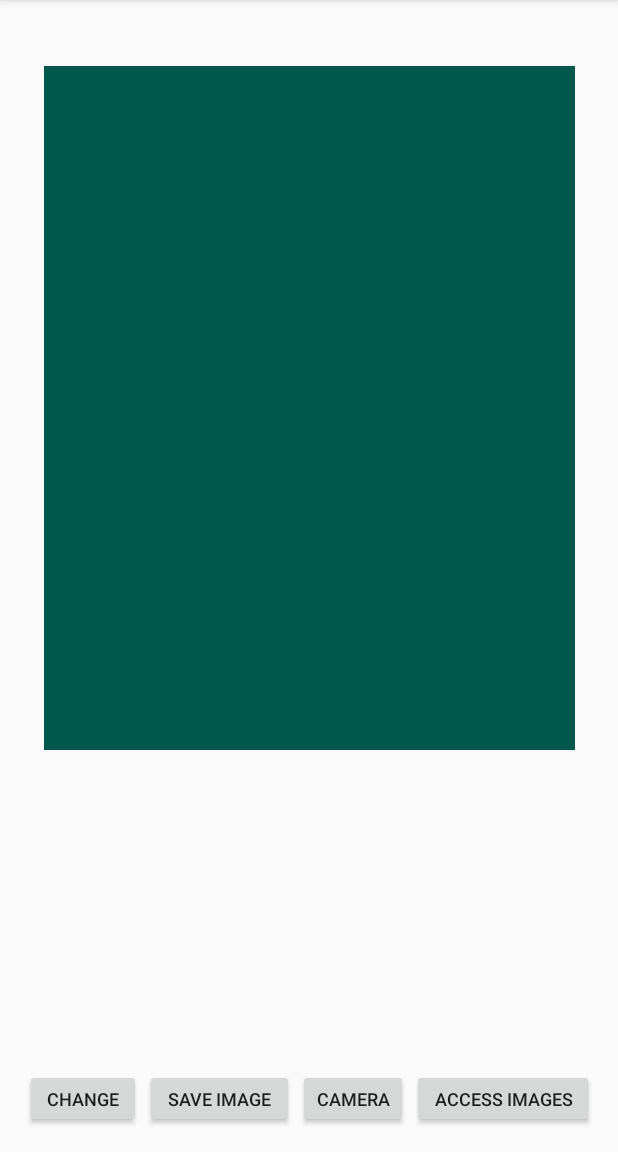
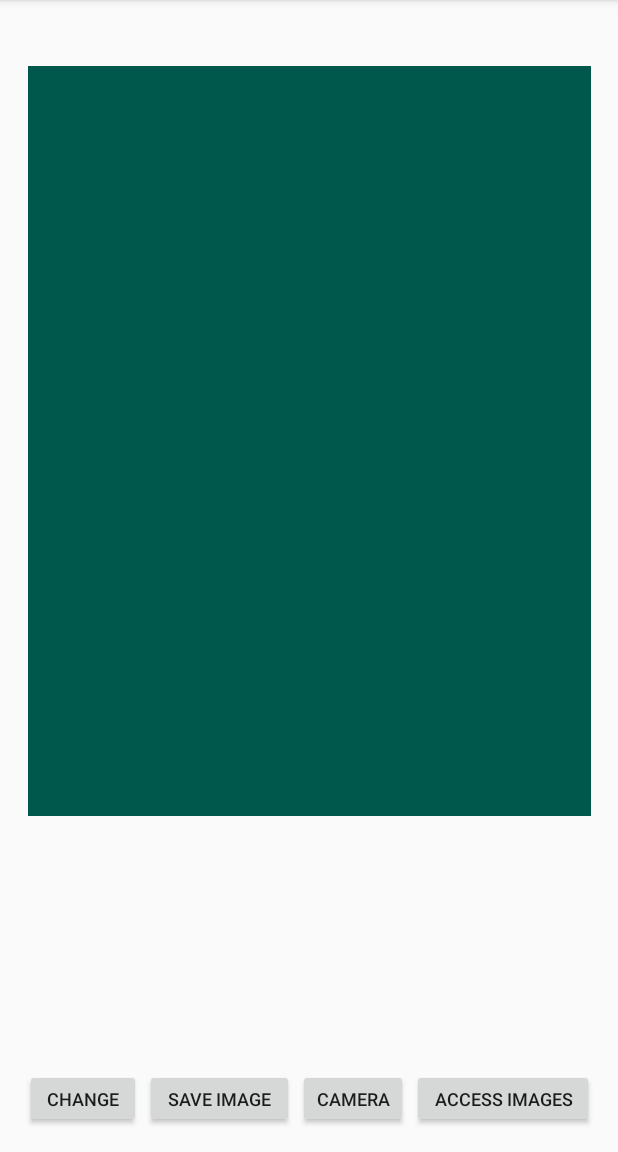
Before and after one commit to glennsong09/CS125FinalProject, an Android app: the screen it shows after launch (MainActivity), on a phone screen of 412 x 824 dp, the part 84-1236 px from its top. Run offline under Robolectric (Android 15) with nearby library versions, the phone set to English and light mode, and no system bars; libraries missing offline, so code that uses them is left out: com.bachors.img2ascii.

Commit message:
improving ascii quality

```diff
--- a/app/build.gradle
+++ b/app/build.gradle
@@ -4,7 +4,7 @@ android {
     compileSdkVersion 28
     defaultConfig {
         applicationId "com.example.qianfan.cs125finalproject"
-        minSdkVersion 28
+        minSdkVersion 26
         targetSdkVersion 28
         versionCode 1
         versionName "1.0"
--- a/app/src/main/java/com/example/qianfan/cs125finalproject/ImageTransform.java
+++ b/app/src/main/java/com/example/qianfan/cs125finalproject/ImageTransform.java
@@ -4,6 +4,8 @@ import android.graphics.Bitmap;
 import android.graphics.BitmapFactory;
 import android.graphics.drawable.BitmapDrawable;
 import android.text.Spannable;
+import android.text.style.RelativeSizeSpan;
+import android.util.Log;
 import android.widget.TextView;
 
 import com.bachors.img2ascii.Img2Ascii;
@@ -24,7 +26,7 @@ public class ImageTransform {
         new Img2Ascii()
                 .bitmap(bm)
                 .quality(1) // 1 - 5
-                .color(true)
+                .color(false)
                 .convert(new Img2Ascii.Listener() {
                     @Override
                     public void onProgress(int percentage) {
@@ -33,7 +35,9 @@ public class ImageTransform {
 
                     @Override
                     public void onResponse(Spannable text) {
+                        text.setSpan(new RelativeSizeSpan(0.11f), 0, text.length(), Spannable.SPAN_EXCLUSIVE_EXCLUSIVE);
                         activity.getTextView().setText(text);
+                        Log.i("CS125FinalProject", text.toString());
                     }
                 });
     }
--- a/app/src/main/res/layout/activity_main.xml
+++ b/app/src/main/res/layout/activity_main.xml
@@ -58,22 +58,27 @@
 
     <ImageView
         android:id="@+id/imageView01"
-        android:layout_width="354dp"
-        android:layout_height="456dp"
+        android:layout_width="375dp"
+        android:layout_height="500dp"
         android:layout_marginStart="24dp"
         android:layout_marginTop="44dp"
         android:layout_marginEnd="24dp"
         app:layout_constraintEnd_toEndOf="parent"
+        app:layout_constraintHorizontal_bias="0.5"
         app:layout_constraintStart_toStartOf="parent"
         app:layout_constraintTop_toTopOf="parent"
         app:srcCompat="@color/colorPrimaryDark" />
 
     <TextView
         android:id="@+id/textView"
-        android:layout_width="354dp"
-        android:layout_height="455dp"
+        android:layout_width="375dp"
+        android:layout_height="500dp"
         android:text=" "
-        app:layout_constraintStart_toStartOf="@+id/imageView01"
-        app:layout_constraintTop_toTopOf="@+id/imageView01" />
+        app:layout_constraintBottom_toBottomOf="parent"
+        app:layout_constraintEnd_toEndOf="parent"
+        app:layout_constraintHorizontal_bias="0.5"
+        app:layout_constraintStart_toStartOf="parent"
+        app:layout_constraintTop_toTopOf="parent"
+        app:layout_constraintVertical_bias="0.226" />
 
 </android.support.constraint.ConstraintLayout>
```
